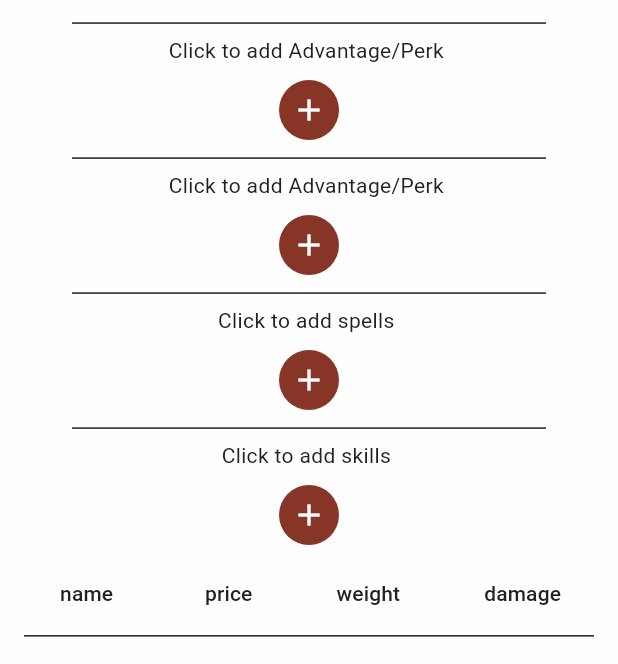
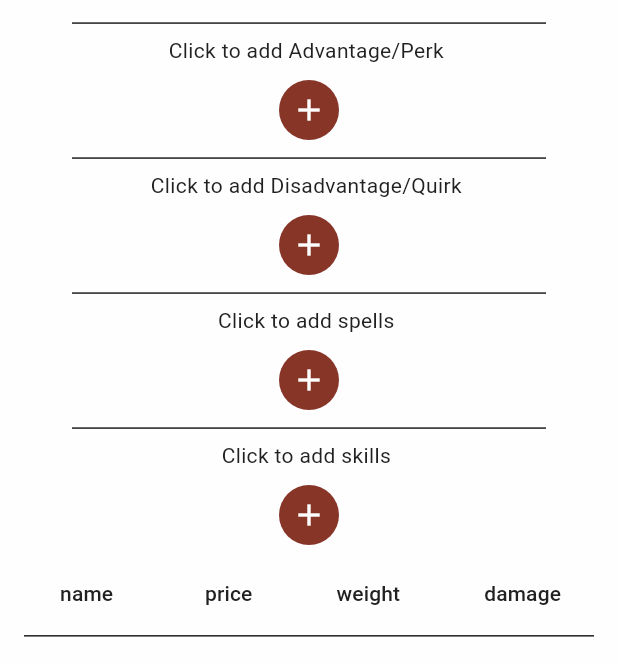
Before and after one commit to Aidaman/gurps_character_creation, a Flutter app: the ComposePage screen opened by its route, scrolled down 1152 dp, on a phone screen of 412 x 824 dp, the part 60-724 px from its top. Run offline on Flutter 3.47's test engine with Material 3 defaults, Android fonts, the phone set to English and light mode, and no system bars; our stand-ins replace gap.

```diff
--- a/lib/models/gear/armor.dart
+++ b/lib/models/gear/armor.dart
@@ -100,17 +100,36 @@ class ArmorLocation {
 
 class Armor extends Gear {
   final ArmorLocation armorLocation;
-  final int damageResitance;
   final bool? flexibility;
   final bool? isLayerable;
+  int _passiveDefense;
+  int _damageResistance;
+  String? notes;
+
+  int get passiveDefense => _passiveDefense;
+  set passiveDefense(int value) {
+    if (value > 0) {
+      _passiveDefense = value;
+    }
+  }
+
+  int get damageResistance => _damageResistance;
+  set damageResistance(int value) {
+    if (value >= 0) {
+      _damageResistance = value;
+    }
+  }
 
   Armor({
     required super.name,
     required super.price,
     required super.weight,
     required this.armorLocation,
-    required this.damageResitance,
     required this.flexibility,
     required this.isLayerable,
-  });
+    required int passiveDefense,
+    required int damageResistance,
+    this.notes,
+  })  : _passiveDefense = passiveDefense,
+        _damageResistance = damageResistance;
 }
--- a/lib/pages/compose.dart
+++ b/lib/pages/compose.dart
@@ -41,7 +41,7 @@ class _ComposePageState extends State<ComposePage> {
       });
     }
 
-    if (MediaQuery.of(context).size.width <= MAX_MOBILE_WIDTH) {
+    if (MediaQuery.of(context).size.width <= MIN_DESKTOP_WIDTH) {
       Scaffold.of(context).openEndDrawer();
       return;
     }
--- a/lib/providers/aspects_provider.dart
+++ b/lib/providers/aspects_provider.dart
@@ -13,7 +13,7 @@ class AspectsProvider extends ChangeNotifier {
   List<Skill> get skills => _skills;
   List<Spell> get spells => _spells;
 
-  List<T> _filterCharacteristicsByNames<T extends Aspect>(
+  List<T> _filterAspectsByNames<T extends Aspect>(
     List<T> list,
   ) {
     final List<T> uniqueEntries = [];
@@ -31,15 +31,15 @@ class AspectsProvider extends ChangeNotifier {
 
   Future<void> loadCharacteristics() async {
     if (traits.isEmpty) {
-      _traits = _filterCharacteristicsByNames(await loadTraits());
+      _traits = _filterAspectsByNames(await loadTraits());
     }
 
     if (_skills.isEmpty) {
-      _skills = _filterCharacteristicsByNames(await loadSkills());
+      _skills = _filterAspectsByNames(await loadSkills());
     }
 
     if (_spells.isEmpty) {
-      _spells = _filterCharacteristicsByNames(await loadSpells());
+      _spells = _filterAspectsByNames(await loadSpells());
     }
 
     notifyListeners();
--- a/lib/widgets/compose_page/attribute_view.dart
+++ b/lib/widgets/compose_page/attribute_view.dart
@@ -1,6 +1,5 @@
 import 'package:flutter/material.dart';
 import 'package:gurps_character_creation/models/characteristics/attributes.dart';
-import 'package:gurps_character_creation/utilities/responsive_layouting_constants.dart';
 
 class AttributeView extends StatelessWidget {
   final Attributes attribute;
--- a/lib/widgets/compose_page/sections/skills_and_magic.dart
+++ b/lib/widgets/compose_page/sections/skills_and_magic.dart
@@ -69,20 +69,22 @@ class ComposePageSkillAndMagicSection extends StatelessWidget {
   Widget build(BuildContext context) {
     final bool isMobile = MediaQuery.of(context).size.width <= MAX_MOBILE_WIDTH;
 
-    final List<Widget> children = [
-      _buildSpellList(context),
-      _buildSkillList(context),
-    ];
-
     if (isMobile) {
       return Column(
-        children: children,
+        children: [
+          _buildSpellList(context),
+          _buildSkillList(context),
+        ],
       );
     }
 
     return Row(
       mainAxisAlignment: MainAxisAlignment.spaceAround,
-      children: children,
+      crossAxisAlignment: CrossAxisAlignment.start,
+      children: [
+        Expanded(child: _buildSpellList(context)),
+        Expanded(child: _buildSkillList(context)),
+      ],
     );
   }
 }
--- a/lib/widgets/compose_page/sections/traits_view.dart
+++ b/lib/widgets/compose_page/sections/traits_view.dart
@@ -46,26 +46,38 @@ class ComposePageTraitsView extends StatelessWidget {
     final CharacterProvider characterProvider =
         Provider.of<CharacterProvider>(context);
 
-    final List<Widget> children = [
-      _generateTraitView(
-        [TraitCategories.ADVANTAGE, TraitCategories.PERK],
-        characterProvider,
-      ),
-      _generateTraitView(
-        [TraitCategories.ADVANTAGE, TraitCategories.PERK],
-        characterProvider,
-      ),
-    ];
-
     if (isMobile) {
       return Column(
-        children: children,
+        children: [
+          _generateTraitView(
+            [TraitCategories.ADVANTAGE, TraitCategories.PERK],
+            characterProvider,
+          ),
+          _generateTraitView(
+            [TraitCategories.DISADVANTAGE, TraitCategories.QUIRK],
+            characterProvider,
+          ),
+        ],
       );
     }
 
     return Row(
       mainAxisAlignment: MainAxisAlignment.spaceAround,
-      children: children,
+      crossAxisAlignment: CrossAxisAlignment.start,
+      children: [
+        Expanded(
+          child: _generateTraitView(
+            [TraitCategories.ADVANTAGE, TraitCategories.PERK],
+            characterProvider,
+          ),
+        ),
+        Expanded(
+          child: _generateTraitView(
+            [TraitCategories.DISADVANTAGE, TraitCategories.QUIRK],
+            characterProvider,
+          ),
+        ),
+      ],
     );
   }
 }
```
Also changed, not shown: lib/models/character/character.dart (+8 -4 lines), lib/widgets/compose_page/sidebar.dart (+0 -14 lines).
